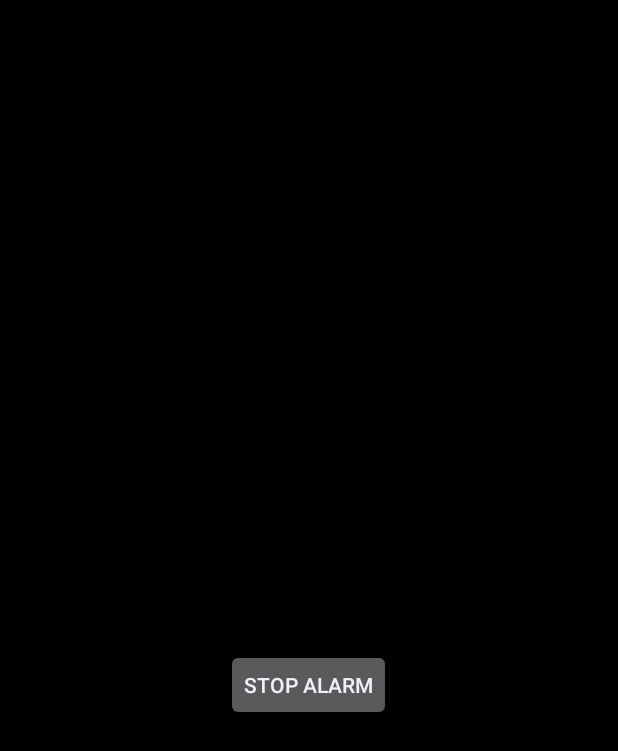
After one commit to itz-Hiru/Aurudu-Nakath-Seettuwa, an Android app: the AlarmActivity screen opened directly, with no data from a screen before it, on a phone screen of 412 x 824 dp. The commit adds this screen. Shown: the top 751 px of the screen. Run offline under Robolectric (Android 15) with nearby library versions, the phone set to English and light mode, and no system bars.

Commit message:
Added simple alarm

```diff
--- /dev/null
+++ b/app/src/main/java/com/hiru/aurudunakathseettuwa/alarm/AlarmActivity.java
@@ -0,0 +1,59 @@
+package com.hiru.aurudunakathseettuwa.alarm;
+
+import android.app.Activity;
+import android.media.MediaPlayer;
+import android.os.Bundle;
+import android.os.Handler;
+import android.widget.Button;
+import android.widget.TextView;
+
+import com.hiru.aurudunakathseettuwa.R;
+
+public class AlarmActivity extends Activity {
+    private MediaPlayer mediaPlayer;
+    private final Handler handler = new Handler();
+
+    @Override
+    protected void onCreate(Bundle savedInstanceState) {
+        super.onCreate(savedInstanceState);
+        setContentView(R.layout.activity_alarm);
+
+        TextView eventTitle = findViewById(R.id.event_title);
+        TextView eventDescription = findViewById(R.id.event_description);
+        Button stopAlarmButton = findViewById(R.id.stop_alarm);
+
+        String eventName = getIntent().getStringExtra("EVENT_NAME");
+        String eventDesc = getIntent().getStringExtra("EVENT_DESCRIPTION");
+
+        eventTitle.setText(eventName);
+        eventDescription.setText(eventDesc);
+
+        mediaPlayer = MediaPlayer.create(this, R.raw.alarm_sound);
+        if (mediaPlayer != null) {
+            mediaPlayer.setLooping(true);
+            mediaPlayer.start();
+        }
+
+        handler.postDelayed(this::stopAlarm, 60000);
+
+        stopAlarmButton.setOnClickListener(v -> stopAlarm());
+    }
+
+    private void stopAlarm() {
+        if (mediaPlayer != null) {
+            if (mediaPlayer.isPlaying()) {
+                mediaPlayer.stop();
+            }
+            mediaPlayer.release();
+            mediaPlayer = null;
+        }
+        finish();
+    }
+
+    @Override
+    protected void onDestroy() {
+        super.onDestroy();
+        handler.removeCallbacksAndMessages(null);
+        stopAlarm();
+    }
+}
--- /dev/null
+++ b/app/src/main/res/layout/activity_alarm.xml
@@ -0,0 +1,31 @@
+<?xml version="1.0" encoding="utf-8"?>
+<LinearLayout xmlns:android="http://schemas.android.com/apk/res/android"
+    android:layout_width="match_parent"
+    android:layout_height="match_parent"
+    android:gravity="center"
+    android:orientation="vertical"
+    android:background="@android:color/black">
+
+    <TextView
+        android:id="@+id/event_title"
+        android:layout_width="wrap_content"
+        android:layout_height="wrap_content"
+        android:textColor="@android:color/white"
+        android:textSize="24sp"
+        android:textStyle="bold"/>
+
+    <TextView
+        android:id="@+id/event_description"
+        android:layout_width="wrap_content"
+        android:layout_height="wrap_content"
+        android:textColor="@android:color/white"
+        android:textSize="18sp"
+        android:padding="16dp"/>
+
+    <Button
+        android:id="@+id/stop_alarm"
+        android:layout_width="wrap_content"
+        android:layout_height="wrap_content"
+        android:text="Stop Alarm"/>
+
+</LinearLayout>
--- /dev/null
+++ b/app/src/main/res/values/refs.xml
@@ -0,0 +1,2 @@
+<?xml version="1.0" encoding="utf-8"?>
+<resources></resources>
```
Also changed, not shown: app/src/main/AndroidManifest.xml (+12 -0 lines), app/src/main/java/com/hiru/aurudunakathseettuwa/HomeSinhalaActivity.java (+49 -1 lines), app/src/main/java/com/hiru/aurudunakathseettuwa/alarm/AlarmReceiver.java (added, +20 -0 lines), 1 other file.
